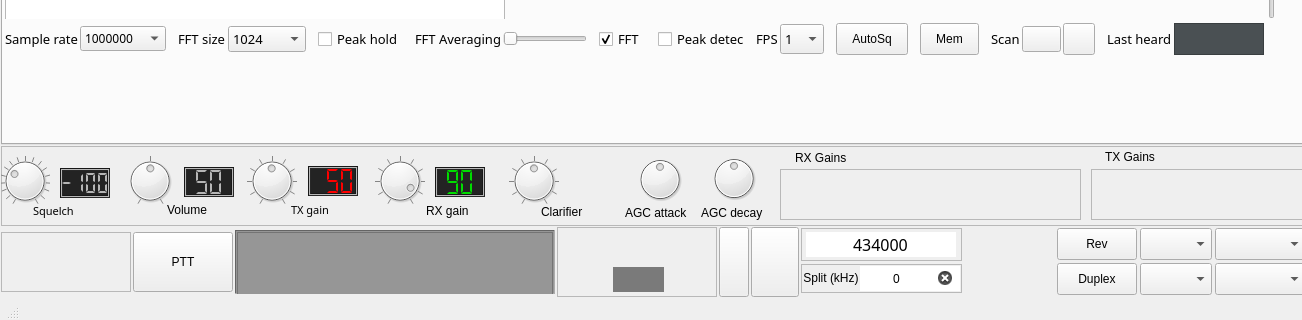
This is src/mainwindow.ui in qradiolink/qradiolink as Qt 5 draws it before an edit; both pictures show x 0 to 1302 and y 401 to 721 of the 1400 by 721 pixel window. The edited form follows.
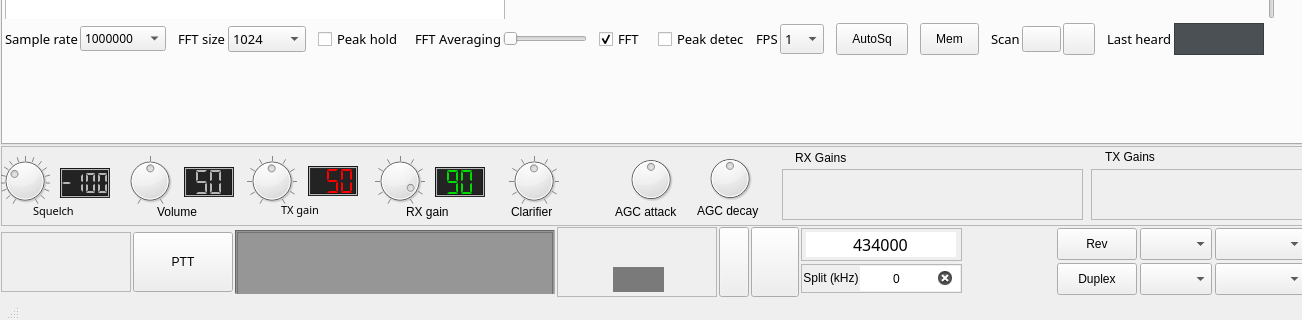
This is the edited form. The open tabs and pages were chosen to show the change. Icons and pictures are not drawn. Custom widgets are drawn as their Qt base class.

```diff
--- a/src/mainwindow.ui
+++ b/src/mainwindow.ui
@@ -4349,9 +4349,9 @@
         <widget class="QLabel" name="label">
          <property name="geometry">
           <rect>
-           <x>290</x>
+           <x>280</x>
            <y>54</y>
-           <width>51</width>
+           <width>61</width>
            <height>20</height>
           </rect>
          </property>
@@ -4380,10 +4380,10 @@
         <widget class="QLabel" name="label_14">
          <property name="geometry">
           <rect>
-           <x>166</x>
+           <x>156</x>
            <y>56</y>
-           <width>51</width>
-           <height>16</height>
+           <width>61</width>
+           <height>20</height>
           </rect>
          </property>
          <property name="sizePolicy">
@@ -4404,7 +4404,7 @@
           <rect>
            <x>32</x>
            <y>55</y>
-           <width>51</width>
+           <width>61</width>
            <height>20</height>
           </rect>
          </property>
@@ -4642,10 +4642,10 @@
         <widget class="QLabel" name="label_9">
          <property name="geometry">
           <rect>
-           <x>425</x>
-           <y>57</y>
-           <width>51</width>
-           <height>16</height>
+           <x>405</x>
+           <y>56</y>
+           <width>71</width>
+           <height>20</height>
           </rect>
          </property>
          <property name="sizePolicy">
@@ -4870,10 +4870,10 @@
         <widget class="QLabel" name="label_20">
          <property name="geometry">
           <rect>
-           <x>540</x>
-           <y>58</y>
-           <width>51</width>
-           <height>16</height>
+           <x>510</x>
+           <y>56</y>
+           <width>61</width>
+           <height>20</height>
           </rect>
          </property>
          <property name="text">
@@ -4883,7 +4883,7 @@
         <widget class="QFrame" name="rxGainsFrameMenu">
          <property name="geometry">
           <rect>
-           <x>779</x>
+           <x>781</x>
            <y>23</y>
            <width>301</width>
            <height>51</height>
@@ -4943,13 +4943,13 @@
           <rect>
            <x>794</x>
            <y>2</y>
-           <width>60</width>
+           <width>70</width>
            <height>20</height>
           </rect>
          </property>
          <property name="maximumSize">
           <size>
-           <width>60</width>
+           <width>70</width>
            <height>20</height>
           </size>
          </property>
@@ -4962,13 +4962,13 @@
           <rect>
            <x>1104</x>
            <y>1</y>
-           <width>60</width>
+           <width>70</width>
            <height>20</height>
           </rect>
          </property>
          <property name="maximumSize">
           <size>
-           <width>60</width>
+           <width>70</width>
            <height>20</height>
           </size>
          </property>
@@ -4979,7 +4979,7 @@
         <widget class="SkinnedDial" name="agcAttackDial">
          <property name="geometry">
           <rect>
-           <x>634</x>
+           <x>625</x>
            <y>8</y>
            <width>50</width>
            <height>51</height>
@@ -4995,7 +4995,7 @@
         <widget class="SkinnedDial" name="agcDecayDial">
          <property name="geometry">
           <rect>
-           <x>708</x>
+           <x>704</x>
            <y>7</y>
            <width>50</width>
            <height>51</height>
@@ -5011,9 +5011,9 @@
         <widget class="QLabel" name="label_51">
          <property name="geometry">
           <rect>
-           <x>624</x>
-           <y>57</y>
-           <width>71</width>
+           <x>614</x>
+           <y>56</y>
+           <width>81</width>
            <height>20</height>
           </rect>
          </property>
@@ -5024,10 +5024,10 @@
         <widget class="QLabel" name="label_52">
          <property name="geometry">
           <rect>
-           <x>700</x>
-           <y>58</y>
-           <width>71</width>
-           <height>18</height>
+           <x>696</x>
+           <y>55</y>
+           <width>81</width>
+           <height>20</height>
           </rect>
          </property>
          <property name="text">
```
Left out of the diff: 2 changed lines with no effect on the pictures.
